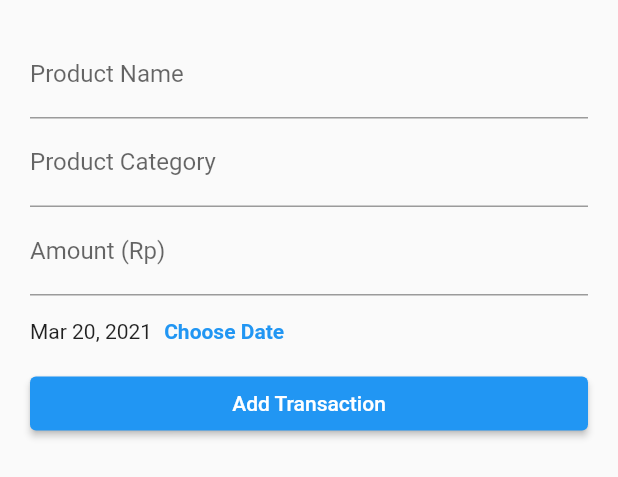
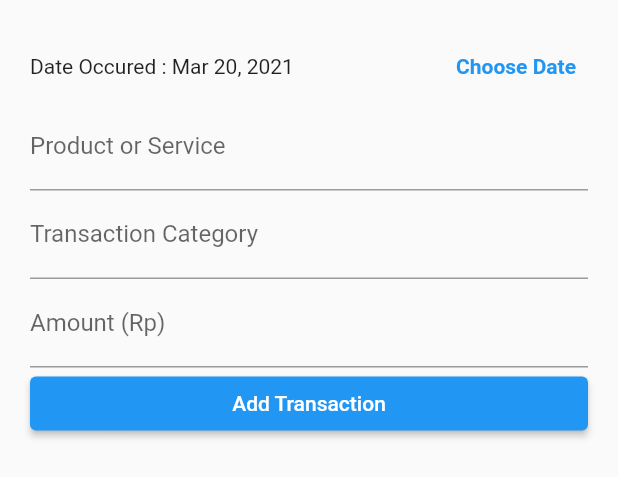
Before and after one commit to PhilipPurwoko/PersonalExpensesApp, a Flutter app: the TransactionForm widget shown alone on an empty page, opened directly with empty values, on a phone screen of 412 x 824 dp. Shown: the top 477 px of the screen. Run offline on Flutter 3.47's test engine with Material 2 defaults, Android fonts, the phone set to English and light mode, and no system bars; our stand-ins replace fl_chart.

Commit message:
:beetle: Fix add transaction form input action

```diff
--- a/lib/widgets/form/transaction_form.dart
+++ b/lib/widgets/form/transaction_form.dart
@@ -45,31 +45,18 @@ class _TransactionFormState extends State<TransactionForm> {
 
   @override
   Widget build(BuildContext context) {
+    final node = FocusScope.of(context);
+
     return SingleChildScrollView(
       child: Container(
         padding: EdgeInsets.all(20),
         child: Column(
           children: <Widget>[
-            TextField(
-              controller: nameController,
-              decoration: InputDecoration(labelText: 'Product Name'),
-              onSubmitted: (_) => newTransaction,
-            ),
-            TextField(
-              controller: categoryController,
-              decoration: InputDecoration(labelText: 'Product Category'),
-              onSubmitted: (_) => newTransaction,
-            ),
-            TextField(
-              controller: amountController,
-              keyboardType: TextInputType.number,
-              decoration: InputDecoration(labelText: 'Amount (Rp)'),
-              onSubmitted: (_) => newTransaction,
-            ),
             Row(
+              mainAxisAlignment: MainAxisAlignment.spaceBetween,
               children: <Widget>[
                 dateTransaction != null
-                    ? Text(DateFormat.yMMMd().format(dateTransaction))
+                    ? Text('Date Occured : ' + DateFormat.yMMMd().format(dateTransaction))
                     : Text('No Date Choosen!'),
                 TextButton(
                   child: Text(
@@ -79,6 +66,27 @@ class _TransactionFormState extends State<TransactionForm> {
                   onPressed: pickDate,
                 ),
               ],
+            ),
+            TextField(
+              controller: nameController,
+              decoration: InputDecoration(labelText: 'Product or Service'),
+              textInputAction: TextInputAction.next,
+              onEditingComplete: () => node.nextFocus(),
+              onSubmitted: (_) => newTransaction,
+            ),
+            TextField(
+              controller: categoryController,
+              decoration: InputDecoration(labelText: 'Transaction Category'),
+              textInputAction: TextInputAction.next,
+              onEditingComplete: () => node.nextFocus(),
+              onSubmitted: (_) => newTransaction,
+            ),
+            TextField(
+              controller: amountController,
+              keyboardType: TextInputType.number,
+              decoration: InputDecoration(labelText: 'Amount (Rp)'),
+              textInputAction: TextInputAction.done,
+              onSubmitted: (_) => newTransaction,
             ),
             Container(
               width: double.infinity,
```
